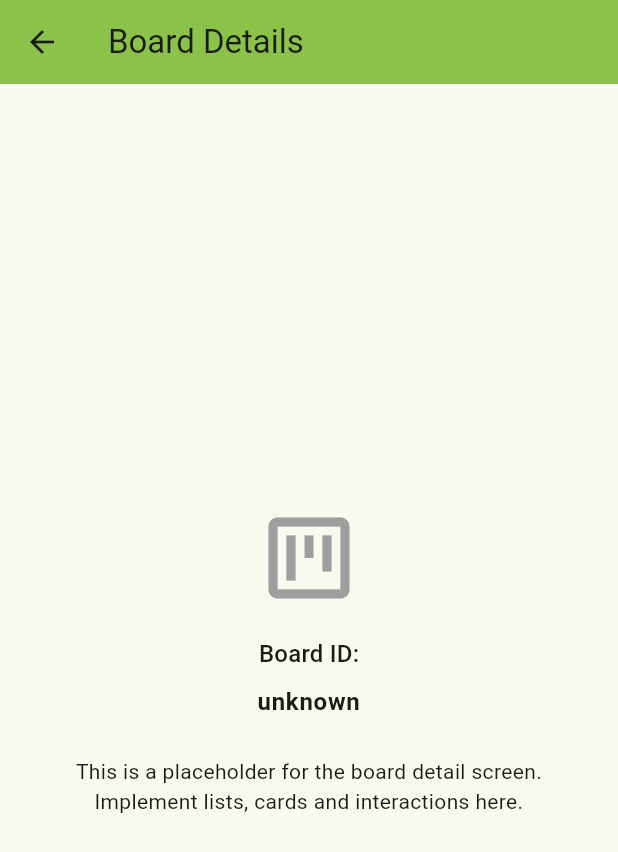
After one commit to Jocelyn-JE/MyTrello, a Flutter app: the BoardDetailScreen screen opened directly, on a phone screen of 412 x 824 dp. The commit adds this screen. Shown: the top 852 px of the screen. Run offline on Flutter 3.47's test engine with Material 3 defaults, Android fonts, the phone set to English and light mode, and no system bars; our stand-ins replace flutter_dotenv, shared_preferences; accounts and stored records are empty.

Commit message:
✨ Add BoardDetailScreen implementation and dynamic routing support

```diff
--- /dev/null
+++ b/frontend/lib/board_detail_screen.dart
@@ -0,0 +1,61 @@
+import 'package:flutter/material.dart';
+
+/// Simple template / placeholder for a board detail screen.
+/// Replace with real implementation (lists, cards, members, etc.).
+class BoardDetailScreen extends StatelessWidget {
+  final String? boardId;
+  const BoardDetailScreen({super.key, this.boardId});
+
+  /// Helper to create a route from a route name like '/board/:id'
+  static Route<dynamic> routeFromSettings(RouteSettings settings) {
+    final name = settings.name ?? '';
+    final id = name.split('/').isNotEmpty ? name.split('/').last : null;
+    return MaterialPageRoute(
+      builder: (_) => BoardDetailScreen(boardId: id),
+      settings: settings,
+    );
+  }
+
+  @override
+  Widget build(BuildContext context) {
+    final displayedId =
+        boardId ?? ModalRoute.of(context)?.settings.name ?? 'unknown';
+    return Scaffold(
+      appBar: AppBar(
+        title: Text('Board Details'),
+        backgroundColor: Colors.lightGreen,
+        shadowColor: Colors.grey,
+      ),
+      body: Center(
+        child: Padding(
+          padding: const EdgeInsets.all(16.0),
+          child: Column(
+            mainAxisAlignment: MainAxisAlignment.center,
+            children: [
+              const Icon(
+                Icons.view_kanban_outlined,
+                size: 72,
+                color: Colors.grey,
+              ),
+              const SizedBox(height: 16),
+              Text('Board ID:', style: Theme.of(context).textTheme.titleMedium),
+              const SizedBox(height: 8),
+              Text(
+                displayedId,
+                style: Theme.of(
+                  context,
+                ).textTheme.bodyLarge?.copyWith(fontWeight: FontWeight.bold),
+                textAlign: TextAlign.center,
+              ),
+              const SizedBox(height: 24),
+              const Text(
+                'This is a placeholder for the board detail screen.\nImplement lists, cards and interactions here.',
+                textAlign: TextAlign.center,
+              ),
+            ],
+          ),
+        ),
+      ),
+    );
+  }
+}
--- a/frontend/lib/main.dart
+++ b/frontend/lib/main.dart
@@ -7,6 +7,7 @@ import 'register_screen.dart';
 import 'home_screen.dart';
 import 'auth_service.dart';
 import 'board_creation_screen.dart';
+import 'board_detail_screen.dart';
 
 void main() async {
   // Ensure that widget binding is initialized
@@ -46,6 +47,16 @@ class MyApp extends StatelessWidget {
         '/createBoard': (context) =>
             const ProtectedRoute(child: BoardCreationScreen()),
       },
+      // Handle dynamic routes like '/board/123'
+      onGenerateRoute: (RouteSettings settings) {
+        final name = settings.name ?? '';
+        if (name.startsWith('/board/')) {
+          // Let BoardDetailScreen build itself from the settings
+          return BoardDetailScreen.routeFromSettings(settings);
+        }
+        // Fallback to default behavior for unknown routes
+        return null;
+      },
     );
   }
 }
```
